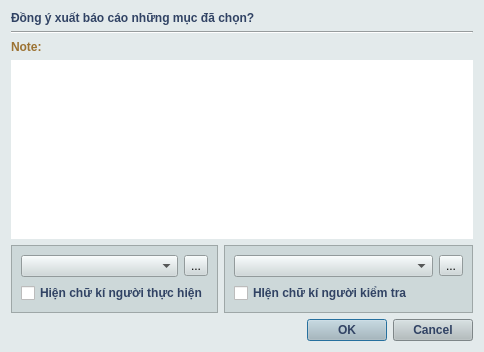
The window that noteandsign.ui (phandinhbacptit/ARS-Testing) describes before a commit, drawn with Qt 5.
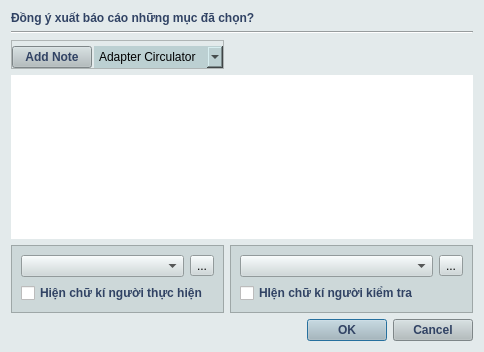
The same window after the commit. Icons and pictures are not drawn.

Commit message: add function allow write note to separate file report

Diff of the .ui file:
```diff
--- a/noteandsign.ui
+++ b/noteandsign.ui
@@ -18,7 +18,7 @@
 
 </string>
   </property>
-  <layout class="QGridLayout" name="gridLayout">
+  <layout class="QGridLayout" name="gridLayout_4">
    <item row="0" column="0" colspan="2">
     <widget class="QLabel" name="label_2">
      <property name="styleSheet">
@@ -37,12 +37,174 @@
     </widget>
    </item>
    <item row="2" column="0">
-    <widget class="QLabel" name="label">
+    <widget class="QFrame" name="frame_4">
      <property name="styleSheet">
-      <string notr="true">font: 87 9pt &quot;Sans&quot;; font:bold; background-color: none; color: rgb(156,114,50);</string>
+      <string notr="true"/>
      </property>
-     <property name="text">
-      <string>Note:</string>
+     <property name="frameShape">
+      <enum>QFrame::StyledPanel</enum>
+     </property>
+     <property name="frameShadow">
+      <enum>QFrame::Raised</enum>
+     </property>
+     <layout class="QGridLayout" name="gridLayout" columnstretch="1,3">
+      <property name="leftMargin">
+       <number>0</number>
+      </property>
+      <property name="topMargin">
+       <number>5</number>
+      </property>
+      <property name="rightMargin">
+       <number>0</number>
+      </property>
+      <property name="bottomMargin">
+       <number>0</number>
+      </property>
+      <property name="horizontalSpacing">
+       <number>2</number>
+      </property>
+      <item row="0" column="0">
+       <widget class="QPushButton" name="btnAddNote">
+        <property name="sizePolicy">
+         <sizepolicy hsizetype="Preferred" vsizetype="Preferred">
+          <horstretch>0</horstretch>
+          <verstretch>0</verstretch>
+         </sizepolicy>
+        </property>
+        <property name="styleSheet">
+         <string notr="true">QPushButton
+{
+border-color: rgb(49, 67, 100);
+color: rgb(49,67,100);
+background-color: rgb(177,188,190); 
+font: 87 8pt &quot;Myriad Pro&quot;;
+font:bold;
+outline:none;
+}
+QPushButton::hover
+{
+   background-color:rgba(146,165,201);
+  	outline:none;
+}</string>
+        </property>
+        <property name="text">
+         <string>Add Note</string>
+        </property>
+       </widget>
+      </item>
+      <item row="0" column="1">
+       <widget class="QComboBox" name="cbNoteModule">
+        <property name="sizePolicy">
+         <sizepolicy hsizetype="Preferred" vsizetype="Preferred">
+          <horstretch>0</horstretch>
+          <verstretch>0</verstretch>
+         </sizepolicy>
+        </property>
+        <property name="styleSheet">
+         <string notr="true">background-color: rgba(188,208,210);
+border:none;</string>
+        </property>
+        <item>
+         <property name="text">
+          <string>Adapter Circulator</string>
+         </property>
+        </item>
+        <item>
+         <property name="text">
+          <string>Adapter Comparator</string>
+         </property>
+        </item>
+        <item>
+         <property name="text">
+          <string>Adapter SMA</string>
+         </property>
+        </item>
+        <item>
+         <property name="text">
+          <string>Antena</string>
+         </property>
+        </item>
+        <item>
+         <property name="text">
+          <string>ATT Xband</string>
+         </property>
+        </item>
+        <item>
+         <property name="text">
+          <string>FilterIF</string>
+         </property>
+        </item>
+        <item>
+         <property name="text">
+          <string>Filter LOIF</string>
+         </property>
+        </item>
+        <item>
+         <property name="text">
+          <string>Filter LORF</string>
+         </property>
+        </item>
+        <item>
+         <property name="text">
+          <string>Filter Xband</string>
+         </property>
+        </item>
+        <item>
+         <property name="text">
+          <string>HPA</string>
+         </property>
+        </item>
+        <item>
+         <property name="text">
+          <string>Limiter Diff</string>
+         </property>
+        </item>
+        <item>
+         <property name="text">
+          <string>Limiter Sum</string>
+         </property>
+        </item>
+        <item>
+         <property name="text">
+          <string>LNA</string>
+         </property>
+        </item>
+        <item>
+         <property name="text">
+          <string>LO</string>
+         </property>
+        </item>
+        <item>
+         <property name="text">
+          <string>RX</string>
+         </property>
+        </item>
+        <item>
+         <property name="text">
+          <string>TX</string>
+         </property>
+        </item>
+        <item>
+         <property name="text">
+          <string>Switch Antena</string>
+         </property>
+        </item>
+       </widget>
+      </item>
+     </layout>
+    </widget>
+   </item>
+   <item row="2" column="1">
+    <widget class="QFrame" name="frame_3">
+     <property name="styleSheet">
+      <string notr="true">background-color: none;
+border:none;</string>
+     </property>
+     <property name="frameShape">
+      <enum>QFrame::StyledPanel</enum>
+     </property>
+     <property name="frameShadow">
+      <enum>QFrame::Raised</enum>
      </property>
     </widget>
    </item>
```
The commit also changes 6 other files.
